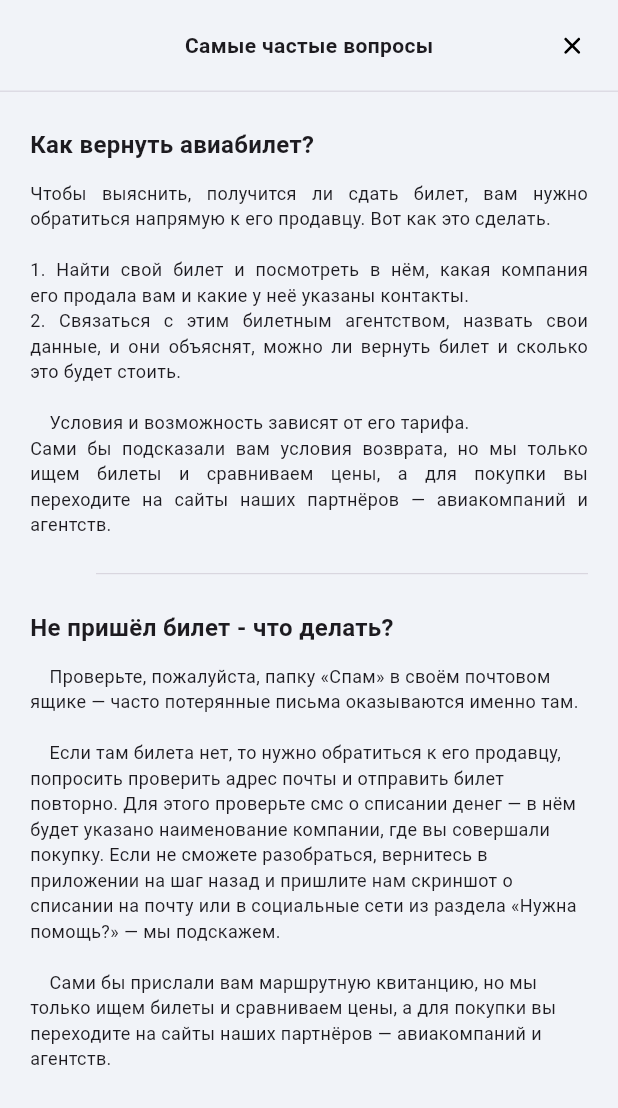
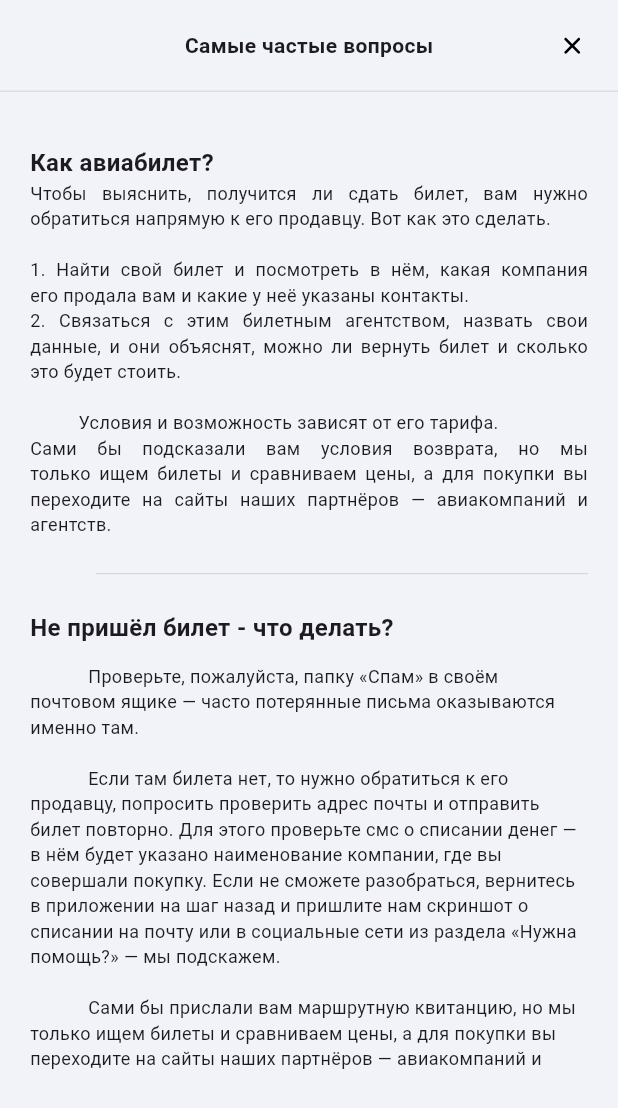
Before and after one commit to forswow/Frifri-2-, a Flutter app: the FaqModal widget shown alone on an empty page, opened directly, on a phone screen of 412 x 824 dp. Shown: the top 1108 px of the screen. Run offline on Flutter 3.47's test engine with Material 3 defaults, Android fonts, the phone set to English and light mode, and no system bars; our stand-ins replace dio, flutter_bloc, flutter_dotenv, flutter_svg, go_router, google_fonts and 2 more; accounts and stored records are empty; generated files the repository leaves out were written again.

Commit message:
Оптимизация вёрстки модалки, удаление мусорных глобальных виджетов
Изначально мне было сложно определиться как именно распределяются размеры в модалке, и казалось, что она бесконечная.

Но посидев в инспекторе, я осознал, что это далеко не так, и можно использовать Expanded внутри Column.

Таким образом в базе модалки нам вовсе не нужен Expanded и скролл соответственно, я убрал их, чтобы не навязывать это поведение в переопределённых методах.

Также был убран и глобальный мусорный Stack, который и до того меня смущал.

Теперь значительно упростился сам процесс позиционирования виджетов внутри модалки. Так например, кнопка подтверждения была реализована через глобальный Stack + Align, но теперь мы можем просто использовать Spacer внутри Column (предварительно обёрнутый в Expanded), в самом переопределённом методе, а после него вставить кнопку подтверждения. Это распределит пространство самым простым образом. И на мой взгялд, более правильным.

```diff
--- a/lib/src/core/ui-kit/modals/base_modal.dart
+++ b/lib/src/core/ui-kit/modals/base_modal.dart
@@ -11,15 +11,10 @@ mixin BaseModal {
     return Placeholder();
   }
 
+  /// Основная функция, которая возвращает виджеты
+  /// для отображения в модальном окне под заголовком
   Widget build_content(BuildContext context) {
     return Placeholder();
-  }
-
-  /// Возвращает список [Widget] для отображения на модальном окне
-  /// каждый [Widget] в списке может быть обёрнут в In-Stack виджеты
-  /// например: [Align], [Positioned]
-  List<Widget> build_overlay(BuildContext context) {
-    return [];
   }
 
   Widget build_modal(BuildContext context) {
@@ -37,21 +32,12 @@ mixin BaseModal {
             ),
           ),
         ),
-        child: Stack(
-          children: <Widget>[
-            Column(
-              mainAxisSize: MainAxisSize.min,
-              children: [
-                build_header(context),
-                _defaultDivider,
-                Expanded(
-                  child: SingleChildScrollView(
-                    child: build_content(context),
-                  ),
-                ),
-              ],
-            ),
-            ...build_overlay(context)
+        child: Column(
+          mainAxisSize: MainAxisSize.min,
+          children: [
+            build_header(context),
+            _defaultDivider,
+            build_content(context),
           ],
         ),
       ),
@@ -89,5 +75,3 @@ class BottomSheetStatefulModalBaseState
     return super.build_modal(context);
   }
 }
-
-// TODO: вынести в отдельный модуль
--- a/lib/src/feature/more/presentation/modals/faq_modal.dart
+++ b/lib/src/feature/more/presentation/modals/faq_modal.dart
@@ -30,24 +30,22 @@ class FaqModal extends BottomSheetStatelessModalBase {
 
   @override
   Widget build_content(BuildContext context) {
-    return Container(
+    return Expanded(
+      child: Container(
         alignment: Alignment.topLeft,
-      padding: const EdgeInsets.only(
-        left: 20.0,
-        right: 20.0,
-        top: 24.0,
+        padding: const EdgeInsets.symmetric(
+          horizontal: 20.0,
+          vertical: 24.0,
         ),
-      child: const Column(
-        crossAxisAlignment: CrossAxisAlignment.start,
+        child: ListView(
           children: [
-          // ------- Как вернуть билет (START)
+            SizedBox(
+              height: 12,
+            ),
             Text(
-            "Как вернуть авиабилет?",
+              "Как авиабилет?",
               style: _headerTextStyle,
               textAlign: TextAlign.left,
-          ),
-          SizedBox(
-            height: 12,
             ),
             Text(
               textAlign: TextAlign.justify,
@@ -88,6 +86,7 @@ class FaqModal extends BottomSheetStatelessModalBase {
             ),
           ],
         ),
+      ),
     );
   }
 }
```
Also changed, not shown: lib/src/feature/more/presentation/modals/select_airport_modal.dart (+12 -12 lines), lib/src/feature/more/presentation/modals/select_currency_modal.dart (+9 -11 lines), lib/src/feature/more/presentation/modals/select_language_modal.dart (+11 -12 lines), lib/src/feature/more/presentation/modals/settings_modal.dart (+9 -13 lines). Lines whose indentation alone changed are shown as unchanged.
